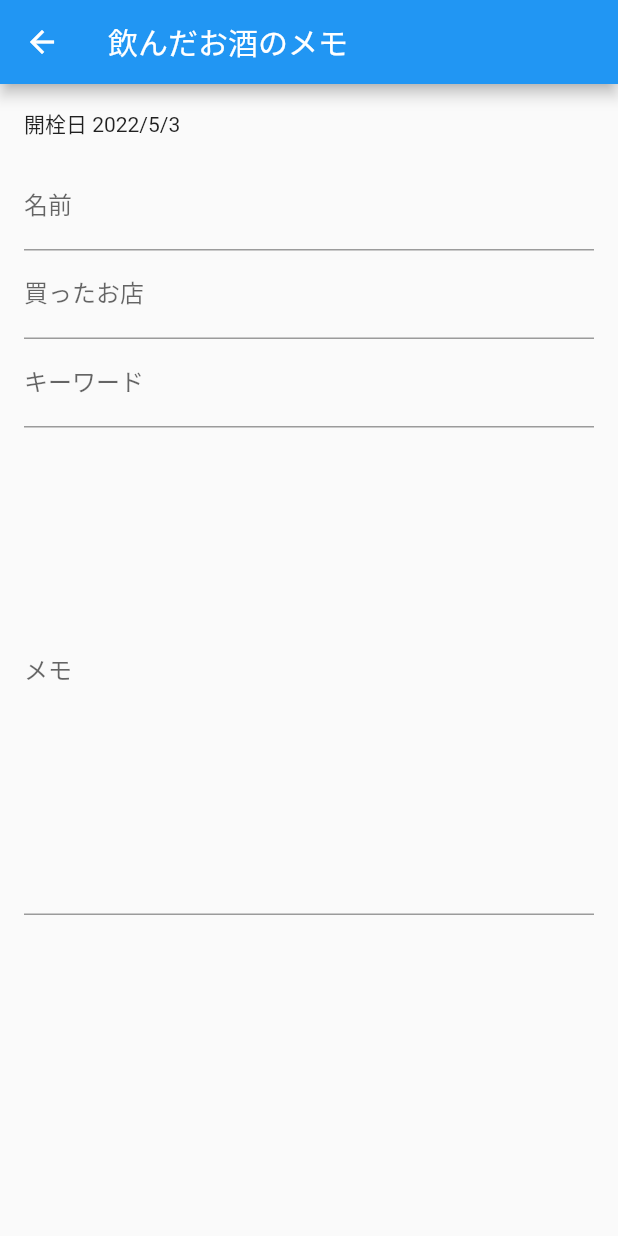
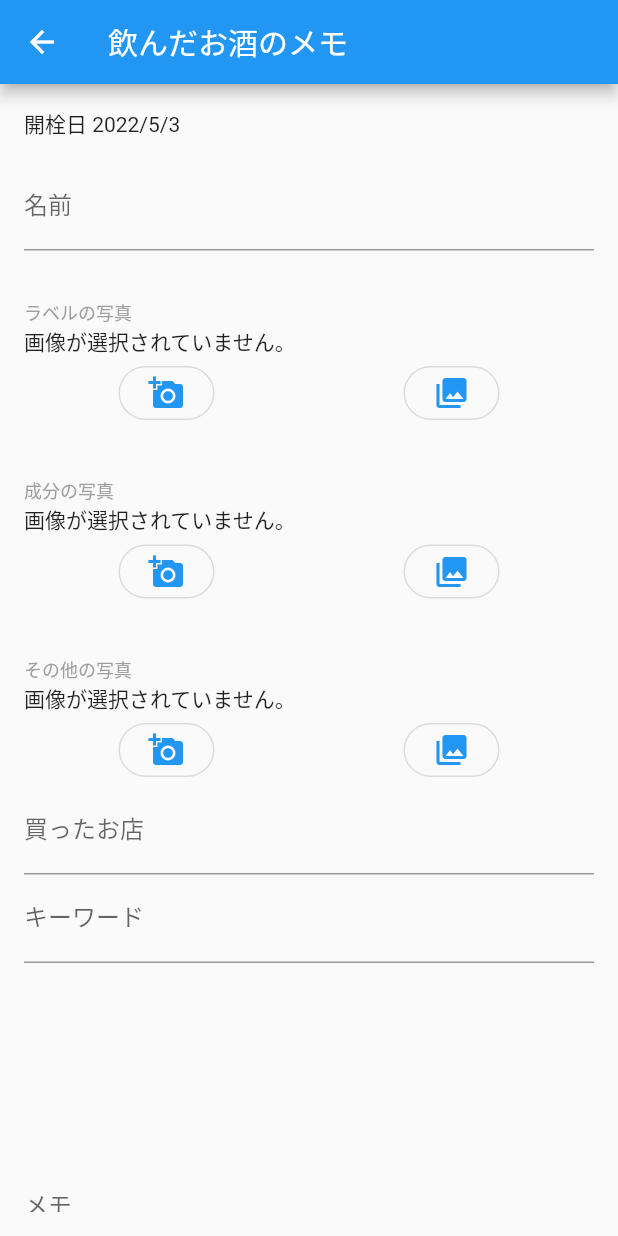
Before and after one commit to ken1flan/uchi_sake, a Flutter app: the MemoEditPage screen opened directly with empty values, on a phone screen of 412 x 824 dp. Run offline on Flutter 3.47's test engine with Material 2 defaults, Android fonts, the phone set to English and light mode, and no system bars; our stand-ins replace image_picker, isar; accounts and stored records are empty; generated files the repository leaves out were written again; statements that could not run were skipped.

Commit message:
編集ページの修正

```diff
--- a/lib/widgets/memo_edit_page.dart
+++ b/lib/widgets/memo_edit_page.dart
@@ -1,4 +1,6 @@
+import 'dart:io';
 import 'package:flutter/material.dart';
+import 'package:image_picker/image_picker.dart';
 import 'package:uchi_sake/helpers.dart';
 import 'package:uchi_sake/models/memo.dart';
 
@@ -11,6 +13,8 @@ class MemoEditPage extends StatefulWidget {
 }
 
 class _MemoEditPageState extends State<MemoEditPage> {
+  final ImagePicker imagePicker = ImagePicker();
+
   @override
   Widget build(BuildContext context) {
     Memo memo = widget.memo ?? Memo();
@@ -47,6 +51,129 @@ class _MemoEditPageState extends State<MemoEditPage> {
                   memo.name = value;
                   memo.save();
                 },
+              ),
+              const Padding(
+                padding: EdgeInsets.only(top: 32, bottom: 0),
+                child: Text(
+                  'ラベルの写真',
+                  style: TextStyle(color: Colors.grey, fontSize: 12),
+                ),
+              ),
+              memo.labelImage == null
+                  ? const Text('画像が選択されていません。')
+                  : Image.file(memo.labelImage!),
+              Row(
+                mainAxisAlignment: MainAxisAlignment.spaceAround,
+                children: [
+                  OutlinedButton(
+                      onPressed: () {
+                        final image = _getImageFromCamera();
+                        image.then((value) {
+                          setState(() {
+                            memo.labelImage = value;
+                            memo.save();
+                          });
+                        });
+                      },
+                      style: OutlinedButton.styleFrom(
+                          shape: const StadiumBorder()),
+                      child: const Icon(Icons.add_a_photo)),
+                  OutlinedButton(
+                      onPressed: () {
+                        final image = _getImageFromGallery();
+                        image.then((value) {
+                          setState(() {
+                            memo.labelImage = value;
+                            memo.save();
+                          });
+                        });
+                      },
+                      style: OutlinedButton.styleFrom(
+                          shape: const StadiumBorder()),
+                      child: const Icon(Icons.photo_library)),
+                ],
+              ),
+              const Padding(
+                padding: EdgeInsets.only(top: 32, bottom: 0),
+                child: Text(
+                  '成分の写真',
+                  style: TextStyle(color: Colors.grey, fontSize: 12),
+                ),
+              ),
+              memo.specImage == null
+                  ? const Text('画像が選択されていません。')
+                  : Image.file(memo.specImage!),
+              Row(
+                mainAxisAlignment: MainAxisAlignment.spaceAround,
+                children: [
+                  OutlinedButton(
+                      onPressed: () {
+                        final image = _getImageFromCamera();
+                        image.then((value) {
+                          setState(() {
+                            memo.specImage = value;
+                            memo.save();
+                          });
+                        });
+                      },
+                      style: OutlinedButton.styleFrom(
+                          shape: const StadiumBorder()),
+                      child: const Icon(Icons.add_a_photo)),
+                  OutlinedButton(
+                      onPressed: () {
+                        final image = _getImageFromGallery();
+                        image.then((value) {
+                          setState(() {
+                            memo.specImage = value;
+                            memo.save();
+                          });
+                        });
+                      },
+                      style: OutlinedButton.styleFrom(
+                          shape: const StadiumBorder()),
+                      child: const Icon(Icons.photo_library)),
+                ],
+              ),
+              const Padding(
+                padding: EdgeInsets.only(top: 32, bottom: 0),
+                child: Text(
+                  'その他の写真',
+                  style: TextStyle(color: Colors.grey, fontSize: 12),
+                ),
+              ),
+              memo.otherImage == null
+                  ? const Text('画像が選択されていません。')
+                  : Image.file(memo.otherImage!),
+              Row(
+                mainAxisAlignment: MainAxisAlignment.spaceAround,
+                children: [
+                  OutlinedButton(
+                      onPressed: () {
+                        final image = _getImageFromCamera();
+                        image.then((value) {
+                          setState(() {
+                            memo.otherImage = value;
+                            memo.save();
+                          });
+                        });
+                      },
+                      style: OutlinedButton.styleFrom(
+                          shape: const StadiumBorder()),
+                      child: const Icon(Icons.add_a_photo)),
+                  OutlinedButton(
+                      onPressed: () {
+                        final image = _getImageFromGallery();
+                        image.then((value) {
+                          setState(() {
+                            memo.otherImage = value;
+                            memo.save();
+                          });
+                        });
+                      },
+                      style: OutlinedButton.styleFrom(
+                          shape: const StadiumBorder()),
+                      child: const Icon(Icons.photo_library)),
+                ],
               ),
               TextFormField(
                 initialValue: memo.purchaceStore,
@@ -98,4 +225,30 @@ class _MemoEditPageState extends State<MemoEditPage> {
         lastDate: lastDate);
     return picked;
   }
+
+  Future<File?> _getImageFromCamera() async {
+    final pickedFile = await imagePicker.pickImage(source: ImageSource.camera);
+    File? imageFile;
+
+    if (pickedFile != null) {
+      imageFile = File(pickedFile.path);
+    } else {
+      imageFile = null;
+    }
+
+    return imageFile;
+  }
+
+  Future<File?> _getImageFromGallery() async {
+    final pickedFile = await imagePicker.pickImage(source: ImageSource.gallery);
+    File? imageFile;
+
+    if (pickedFile != null) {
+      imageFile = File(pickedFile.path);
+    } else {
+      imageFile = null;
+    }
+
+    return imageFile;
+  }
 }
```
